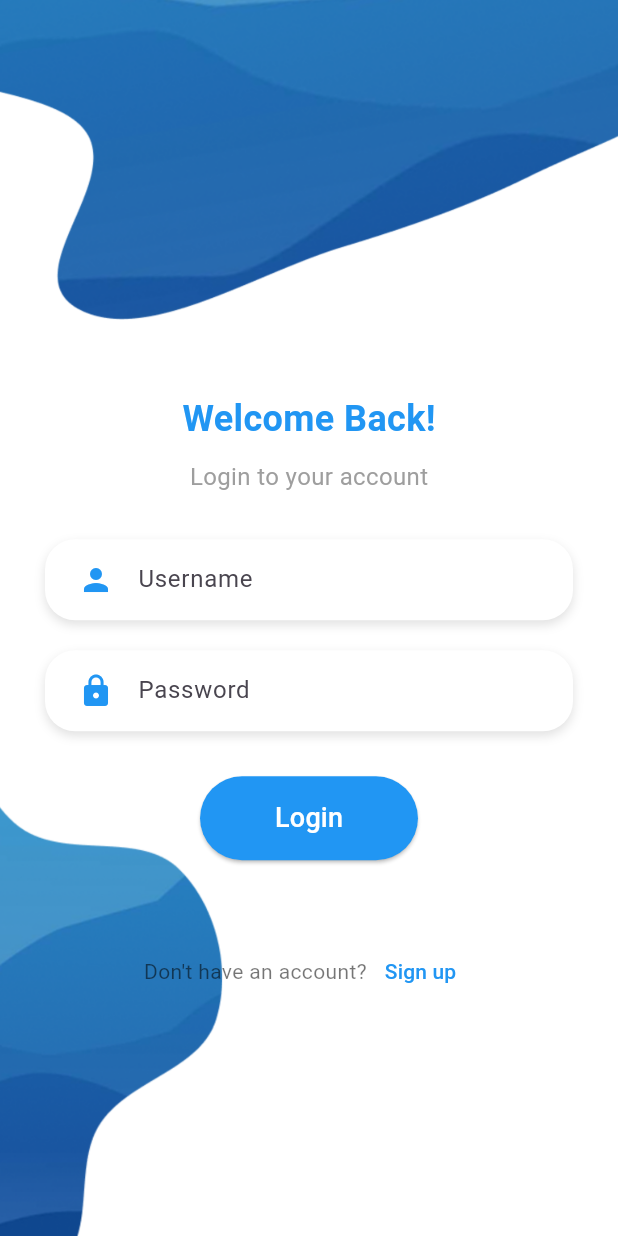
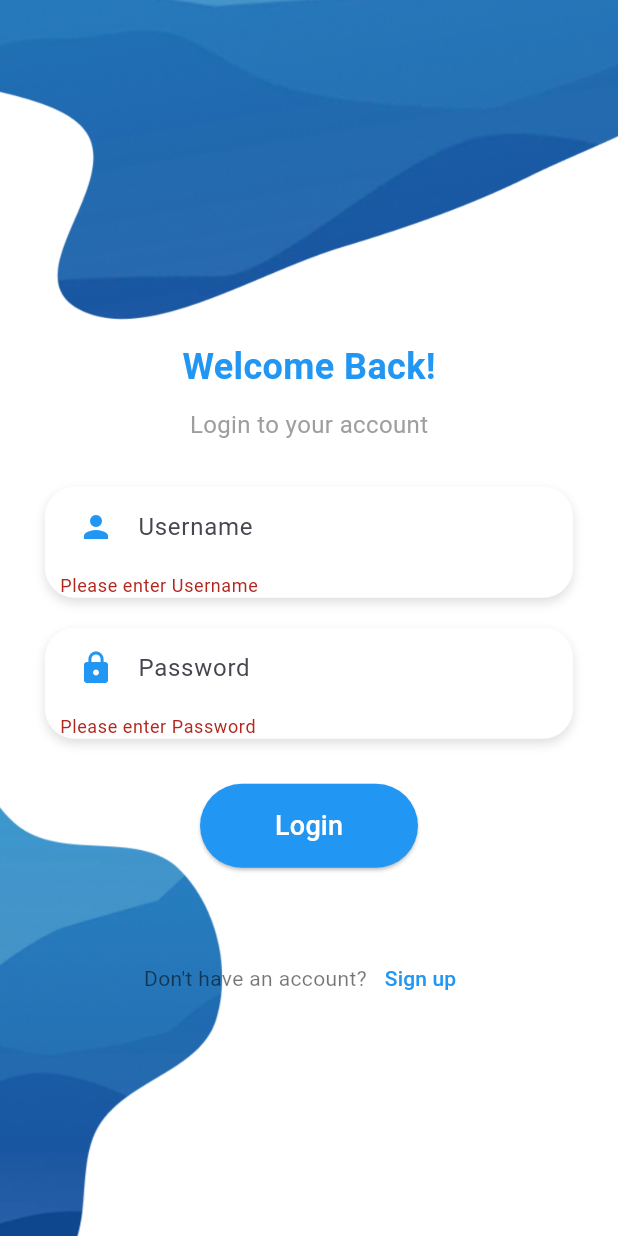
Before and after one commit to chandupasasmitha/Travel-Wish, a Flutter app: the LoginScreen screen opened directly, after a tap on "Login", on a phone screen of 412 x 824 dp. Run offline on Flutter 3.47's test engine with Material 3 defaults, Android fonts, the phone set to English and light mode, and no system bars; our stand-ins replace flutter_rating_bar.

Commit message:
login authentication added

```diff
--- a/lib/loginpage.dart
+++ b/lib/loginpage.dart
@@ -1,8 +1,54 @@
 import 'package:flutter/material.dart';
 import 'signuppage.dart';
+import 'services/api.dart';
+import 'home.dart'; // Import your API service
 
-class LoginScreen extends StatelessWidget {
+class LoginScreen extends StatefulWidget {
   const LoginScreen({super.key});
+
+  @override
+  State<LoginScreen> createState() => _LoginScreenState();
+}
+
+class _LoginScreenState extends State<LoginScreen> {
+  final TextEditingController usernameController = TextEditingController();
+  final TextEditingController passwordController = TextEditingController();
+
+  final _formKey = GlobalKey<FormState>();
+  bool _isLoading = false;
+
+  void _handleLogin() async {
+    if (_formKey.currentState!.validate()) {
+      setState(() {
+        _isLoading = true;
+      });
+
+      final success = await Api.loginUser({
+        "username": usernameController.text,
+        "password": passwordController.text,
+      });
+
+      setState(() {
+        _isLoading = false;
+      });
+
+      if (success) {
+        ScaffoldMessenger.of(context).showSnackBar(
+          SnackBar(content: Text("Login Successful")),
+        );
+        // Navigate to home or dashboard
+        Navigator.pushReplacement(
+          context,
+          MaterialPageRoute(builder: (context) => HomeScreen()),
+        );
+        // Navigator.pushReplacement(...);
+      } else {
+        ScaffoldMessenger.of(context).showSnackBar(
+          SnackBar(content: Text("Invalid credentials")),
+        );
+      }
+    }
+  }
 
   @override
   Widget build(BuildContext context) {
@@ -22,16 +68,20 @@ class LoginScreen extends StatelessWidget {
           // Login Form
           Center(
             child: Padding(
-              padding: EdgeInsets.only(top: 110, left: 30, right: 30),
+              padding: const EdgeInsets.symmetric(horizontal: 30),
+              child: SingleChildScrollView(
+                child: Form(
+                  key: _formKey,
                   child: Column(
-                mainAxisAlignment: MainAxisAlignment.center,
                     children: [
+                      const SizedBox(height: 80),
                       const Text(
                         "Welcome Back!",
                         style: TextStyle(
                           fontSize: 24,
                           fontWeight: FontWeight.bold,
-                        color: Colors.blue),
+                          color: Colors.blue,
+                        ),
                       ),
                       const SizedBox(height: 10),
                       const Text(
@@ -39,30 +89,37 @@ class LoginScreen extends StatelessWidget {
                         style: TextStyle(fontSize: 16, color: Colors.grey),
                       ),
                       const SizedBox(height: 30),
-
-                  _buildInputField("Username", Icons.person, false),
+                      _buildInputField(
+                          "Username", Icons.person, false, usernameController),
                       const SizedBox(height: 20),
-                  _buildInputField("Password", Icons.lock, true),
+                      _buildInputField(
+                          "Password", Icons.lock, true, passwordController),
                       const SizedBox(height: 30),
-
-                  ElevatedButton(
-                    onPressed: () {},
+                      _isLoading
+                          ? CircularProgressIndicator()
+                          : ElevatedButton(
+                              onPressed: _handleLogin,
                               style: ElevatedButton.styleFrom(
                                 backgroundColor: Colors.blue,
                                 padding: const EdgeInsets.symmetric(
-                          horizontal: 50, vertical: 15),
+                                  horizontal: 50,
+                                  vertical: 15,
                                 ),
-                    child: const Text("Login",
-                        style: TextStyle(fontSize: 18, color: Colors.white)),
+                              ),
+                              child: const Text(
+                                "Login",
+                                style: TextStyle(
+                                    fontSize: 18, color: Colors.white),
+                              ),
                             ),
                       const SizedBox(height: 50),
-
-                  // Sign-up Navigation
                       Row(
                         mainAxisAlignment: MainAxisAlignment.center,
                         children: [
-                      const Text("Don't have an account?",
-                          style: TextStyle(color: Colors.black54)),
+                          const Text(
+                            "Don't have an account?",
+                            style: TextStyle(color: Colors.black54),
+                          ),
                           TextButton(
                             onPressed: () {
                               Navigator.push(
@@ -71,12 +128,16 @@ class LoginScreen extends StatelessWidget {
                                     builder: (context) => SignUpScreen()),
                               );
                             },
-                        child: const Text("Sign up",
-                            style: TextStyle(color: Colors.blue)),
+                            child: const Text(
+                              "Sign up",
+                              style: TextStyle(color: Colors.blue),
+                            ),
                           ),
                         ],
                       ),
                     ],
+                  ),
+                ),
               ),
             ),
           ),
@@ -85,7 +146,8 @@ class LoginScreen extends StatelessWidget {
     );
   }
 
-  Widget _buildInputField(String hint, IconData icon, bool obscure) {
+  Widget _buildInputField(String hint, IconData icon, bool obscure,
+      TextEditingController controller) {
     return Container(
       width: double.infinity,
       padding: const EdgeInsets.symmetric(horizontal: 10),
@@ -94,11 +156,21 @@ class LoginScreen extends StatelessWidget {
         borderRadius: BorderRadius.circular(20),
         boxShadow: [
           BoxShadow(
-              color: Colors.black12, blurRadius: 5, offset: const Offset(0, 3)),
+            color: Colors.black12,
+            blurRadius: 5,
+            offset: const Offset(0, 3),
+          ),
         ],
       ),
-      child: TextField(
+      child: TextFormField(
+        controller: controller,
         obscureText: obscure,
+        validator: (value) {
+          if (value == null || value.isEmpty) {
+            return 'Please enter $hint';
+          }
+          return null;
+        },
         decoration: InputDecoration(
           prefixIcon: Icon(icon, color: Colors.blue),
           hintText: hint,
--- a/lib/services/api.dart
+++ b/lib/services/api.dart
@@ -42,4 +42,28 @@ class Api {
       debugPrint(e.toString());
     }
   }
+
+  static Future<bool> loginUser(Map loginData) async {
+    var url = Uri.parse("${baseUrl}login");
+    try {
+      final res = await http.post(
+        url,
+        headers: {"Content-Type": "application/json"},
+        body: jsonEncode(loginData),
+      );
+
+      if (res.statusCode == 200) {
+        var data = jsonDecode(res.body);
+        print("Login Success: $data");
+        // Optionally check for a specific field in response
+        return true;
+      } else {
+        print("Login Failed: ${res.body}");
+        return false;
+      }
+    } catch (e) {
+      debugPrint("Login error: $e");
+      return false;
+    }
+  }
 }
```
Lines whose indentation alone changed are shown as unchanged.
